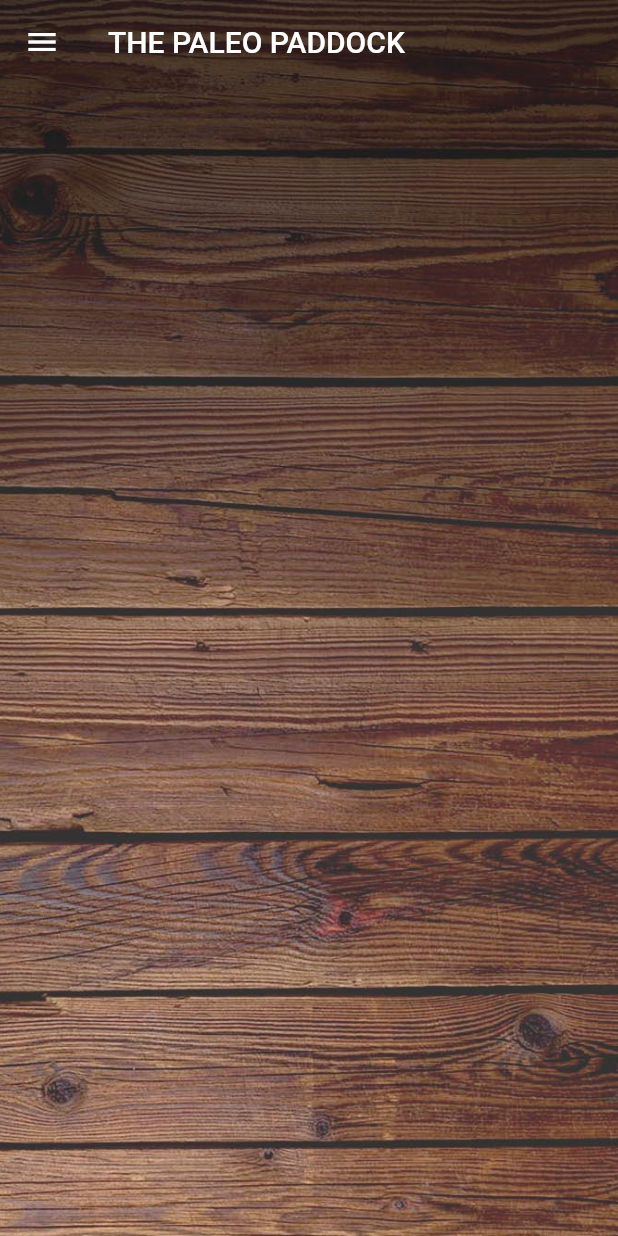
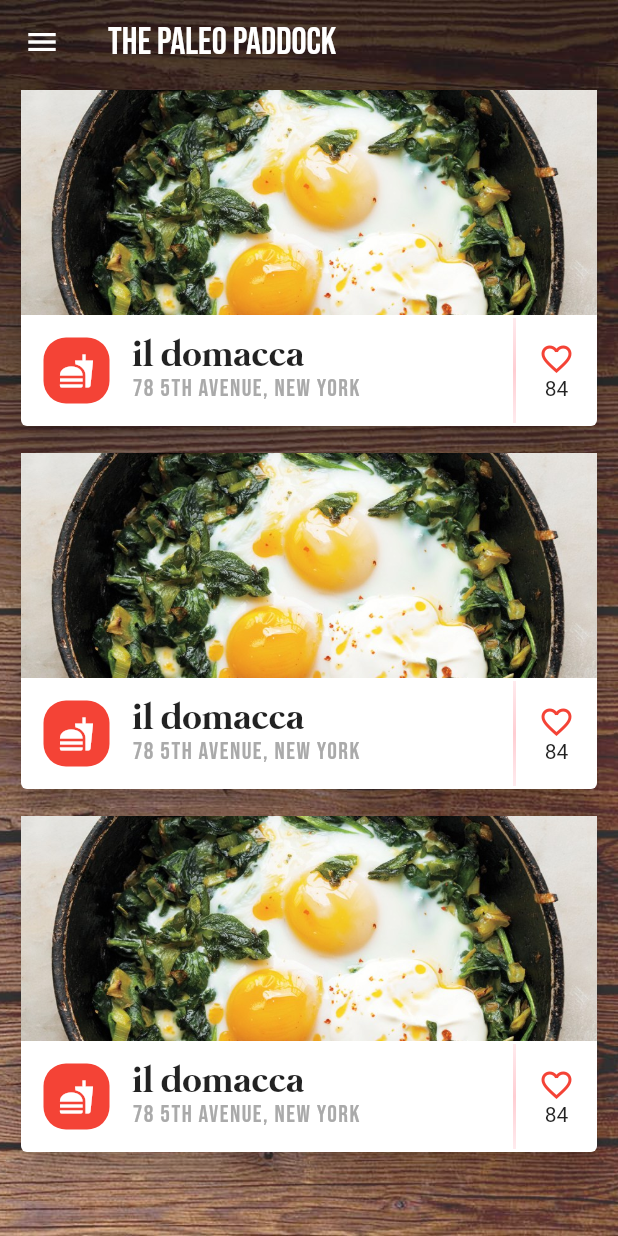
Before and after one commit to xtzaferis/flutter_hidden_menu, a Flutter app: the screen it shows after launch, on a phone screen of 412 x 824 dp. Run offline on Flutter 3.47's test engine with Material 2 defaults, Android fonts, the phone set to English and light mode, and no system bars.

Commit message:
added the static bit

```diff
--- a/lib/main.dart
+++ b/lib/main.dart
@@ -26,7 +26,9 @@ class _MyHomePageState extends State<MyHomePage> {
     return Container(
       decoration: BoxDecoration(
         image: DecorationImage(
-            image: AssetImage('assets/wood_bk.jpg'), fit: BoxFit.cover),
+          image: AssetImage('assets/wood_bk.jpg'),
+          fit: BoxFit.cover,
+        ),
       ),
       child: Scaffold(
         backgroundColor: Colors.transparent,
@@ -37,10 +39,129 @@ class _MyHomePageState extends State<MyHomePage> {
             onPressed: () {},
             icon: Icon(Icons.menu),
           ),
-          title: Text('THE PALEO PADDOCK'),
+          title: Text(
+            'THE PALEO PADDOCK',
+            style: TextStyle(
+              fontFamily: 'bebas-neue',
+              fontSize: 25.0,
+            ),
+          ),
         ),
-        body: Container(),
+        body: ListView(
+          children: <Widget>[
+            _RestaurandCard(),
+            _RestaurandCard(),
+            _RestaurandCard(),
+          ],
+        ),
       ),
     );
   }
 }
+
+class _RestaurandCard extends StatelessWidget {
+  final String headImageAssetPath;
+  final IconData icon;
+  final Color iconBackgroundColor;
+  final String title;
+  final String subtitle;
+  final int heartCount;
+
+  _RestaurandCard({
+    this.headImageAssetPath,
+    this.icon,
+    this.iconBackgroundColor,
+    this.title,
+    this.subtitle,
+    this.heartCount
+  });
+
+  @override
+  Widget build(BuildContext context) {
+    return Padding(
+              padding: EdgeInsets.only(left: 10.0, right: 10.0, bottom: 10.0),
+              child: Card(
+                elevation: 10.0,
+                child: Column(
+                  children: <Widget>[
+                    Image.asset(
+                      'assets/eggs_in_skillet.jpg',
+                      width: double.infinity,
+                      height: 150.0,
+                      fit: BoxFit.cover,
+                    ),
+                    Row(
+                      children: <Widget>[
+                        Padding(
+                          padding: EdgeInsets.all(15.0),
+                          child: Container(
+                            padding: EdgeInsets.all(10.0),
+                            decoration: BoxDecoration(
+                              color: Colors.red,
+                              borderRadius:
+                                  BorderRadius.all(Radius.circular(15.0)),
+                            ),
+                            child: Icon(
+                              Icons.fastfood,
+                              color: Colors.white,
+                            ),
+                          ),
+                        ),
+                        Expanded(
+                          child: Column(
+                            crossAxisAlignment: CrossAxisAlignment.start,
+                            children: <Widget>[
+                              Text(
+                                'il domacca',
+                                style: TextStyle(
+                                  fontSize: 25.0,
+                                  fontFamily: 'mermaid',
+                                ),
+                              ),
+                              Text(
+                                '78 5th AVENUE, NEW YORK',
+                                style: TextStyle(
+                                  fontSize: 16.0,
+                                  fontFamily: 'bebas-neue',
+                                  letterSpacing: 1.0,
+                                  color: Color(0xFFAAAAAA),
+                                ),
+                              ),
+                            ],
+                          ),
+                        ),
+                        Container(
+                          width: 2.0,
+                          height: 70.0,
+                          decoration: BoxDecoration(
+                            gradient: LinearGradient(
+                              colors: [
+                                Colors.red[50],
+                                Colors.red[100],
+                                Colors.red[50],
+                              ],
+                              begin: Alignment.topCenter,
+                              end: Alignment.bottomCenter,
+                            ),
+                          ),
+                        ),
+                        Padding(
+                          padding: EdgeInsets.symmetric(horizontal: 15.0),
+                          child: Column(
+                            children: <Widget>[
+                              Icon(
+                                Icons.favorite_border,
+                                color: Colors.red,
+                              ),
+                              Text('84'),
+                            ],
+                          ),
+                        ),
+                      ],
+                    ),
+                  ],
+                ),
+              ),
+            );
+  }
+}
```
Also changed, not shown: 1 other file.
